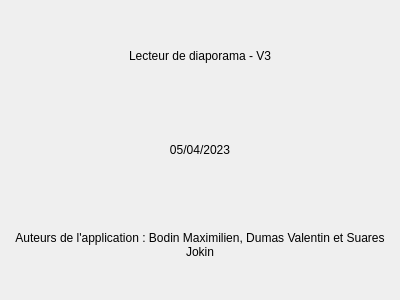
Before: the Qt Designer form V4_MVP/pageapropos.ui in Feror-BotMaker/SAE201-Diaporama, drawn with Qt 5.
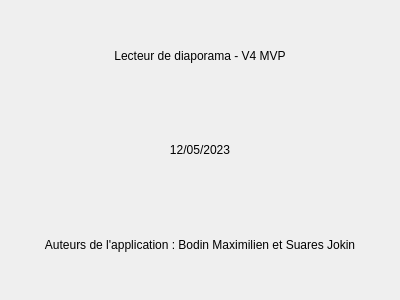
After: the same form once the commit is applied.

The edit to the form file:
```diff
--- a/V4_MVP/pageapropos.ui
+++ b/V4_MVP/pageapropos.ui
@@ -23,7 +23,7 @@
    <item>
     <widget class="QLabel" name="numVersion">
      <property name="text">
-      <string>Lecteur de diaporama - V3</string>
+      <string>Lecteur de diaporama - V4 MVP</string>
      </property>
      <property name="alignment">
       <set>Qt::AlignCenter</set>
@@ -33,7 +33,7 @@
    <item>
     <widget class="QLabel" name="dateCreation">
      <property name="text">
-      <string>05/04/2023</string>
+      <string>12/05/2023</string>
      </property>
      <property name="alignment">
       <set>Qt::AlignCenter</set>
@@ -43,7 +43,7 @@
    <item>
     <widget class="QLabel" name="auteurs">
      <property name="text">
-      <string>Auteurs de l'application : Bodin Maximilien, Dumas Valentin et Suares Jokin</string>
+      <string>Auteurs de l'application : Bodin Maximilien et Suares Jokin</string>
      </property>
      <property name="alignment">
       <set>Qt::AlignCenter</set>
```
